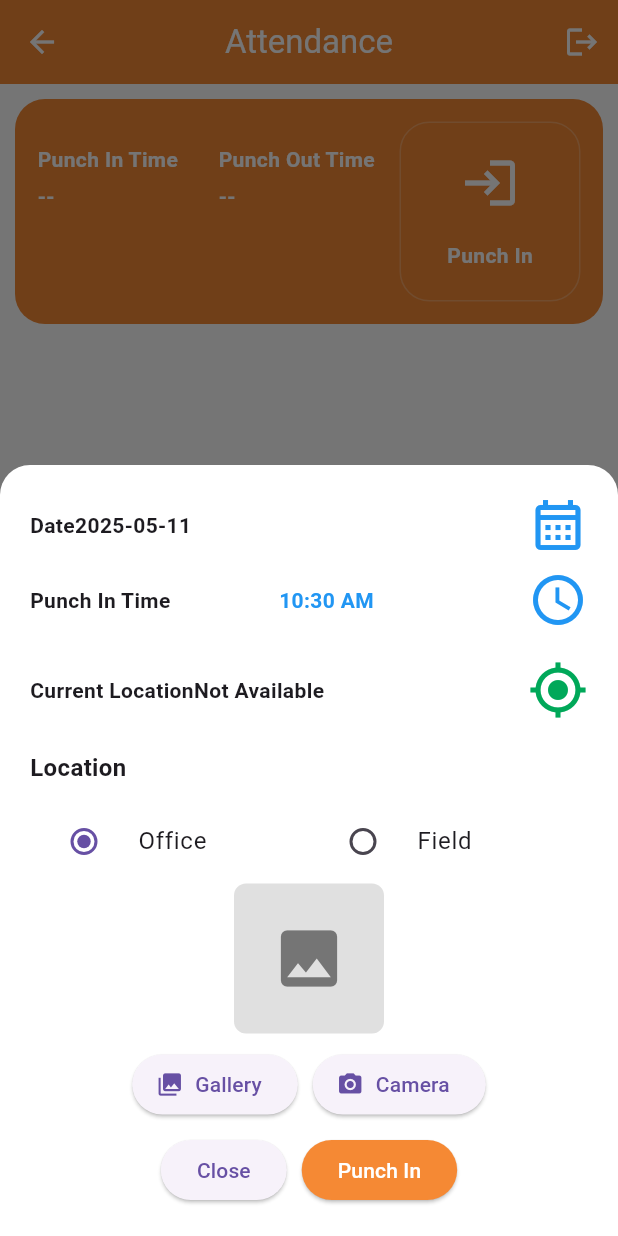
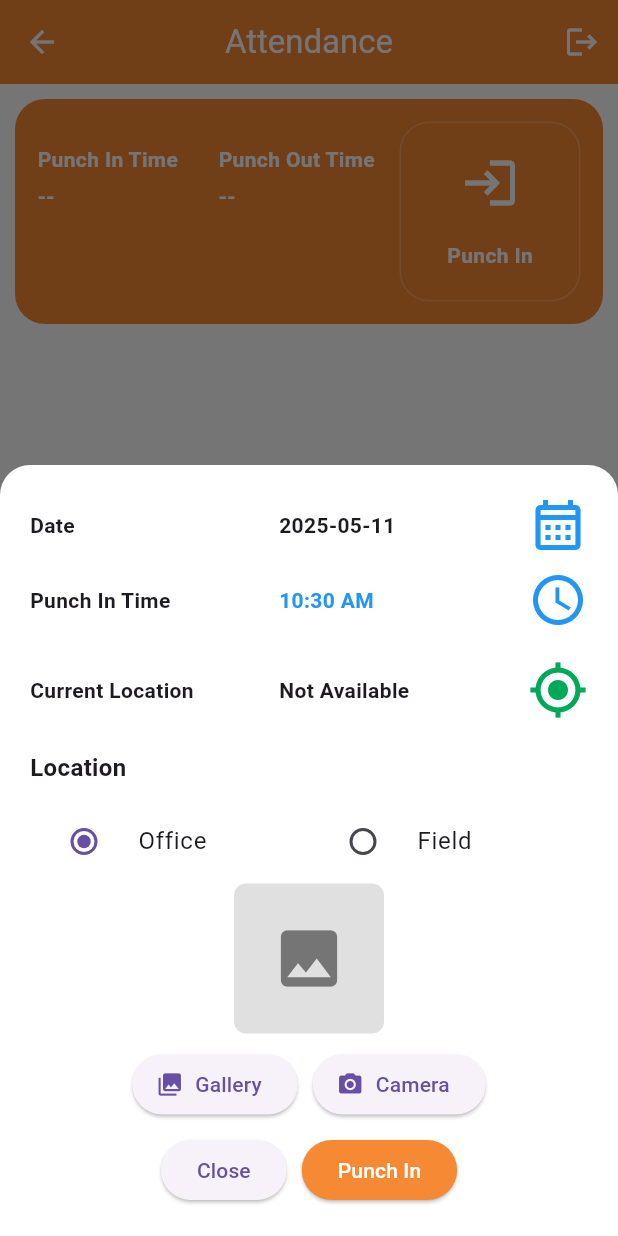
Before and after one commit to adityaraj61522/BJUP_Mobile_app_current, a Flutter app: the AttendenceListView screen opened by its route, after a tap on "Punch In", on a phone screen of 412 x 824 dp. Run offline on Flutter 3.47's test engine with Material 3 defaults, Android fonts, the phone set to English and light mode, and no system bars; our stand-ins replace date_field, dio, file_picker, flutter_image_compress, geocoding, geolocator and 6 more; accounts and stored records are empty.

Commit message:
Bottom sheet closure fixed

```diff
--- a/lib/attendence_list_page/attendence_list_controller.dart
+++ b/lib/attendence_list_page/attendence_list_controller.dart
@@ -45,6 +45,7 @@ class AttendenceListController extends GetxController {
   final attendanceCardList = <Widget>[].obs;
 
   final ApiService apiService = ApiService();
+  final isImageCaptured = false.obs;
 
   @override
   void onInit() async {
@@ -249,7 +250,10 @@ class AttendenceListController extends GetxController {
     if (capturedImage.value == null) {
       Get.snackbar("Error", "capture_image".tr,
           backgroundColor: AppColors.red, colorText: AppColors.white);
+      isImageCaptured.value = true;
       return;
+    } else {
+      isImageCaptured.value = false;
     }
 
     isMarkingAttendance.value = true;
@@ -350,8 +354,6 @@ class AttendenceListController extends GetxController {
 
         // Reset time and date selectors to current time
         resetDateTimeSelectors();
-
-        Navigator.pop(context);
       }
     } catch (e) {
       Get.snackbar("Error", "failed_mark_attendance".tr);
--- a/lib/attendence_list_page/attendence_list_view.dart
+++ b/lib/attendence_list_page/attendence_list_view.dart
@@ -183,6 +183,22 @@ class AttendenceListView extends StatelessWidget {
               const SizedBox(height: 20),
               _buildLocationRadioButtons(),
               const Center(child: ImagePickerWidget()),
+              Obx(() {
+                if (controller.isImageCaptured.value) {
+                  return Center(
+                    child: Text(
+                      "capture_image".tr,
+                      style: const TextStyle(
+                        fontSize: 16,
+                        fontWeight: FontWeight.bold,
+                        color: AppColors.red,
+                      ),
+                    ),
+                  );
+                } else {
+                  return const SizedBox.shrink();
+                }
+              }),
               const SizedBox(height: 9),
               _buildBottomSheetButtons(context),
             ],
@@ -200,9 +216,11 @@ class AttendenceListView extends StatelessWidget {
   Widget _buildDatePickerRow(BuildContext context) {
     return Row(
       children: [
-        Text(
-          'date'.tr,
-          style: TextStyle(fontWeight: FontWeight.w700),
+        Expanded(
+          child: Text(
+            'date'.tr,
+            style: TextStyle(fontWeight: FontWeight.w700),
+          ),
         ),
         Expanded(
           child: Obx(() => Text(
@@ -253,8 +271,10 @@ class AttendenceListView extends StatelessWidget {
   Widget _buildLocationPickerRow() {
     return Row(
       children: [
-        Text('current_location'.tr,
-            style: TextStyle(fontWeight: FontWeight.w700)),
+        Expanded(
+          child: Text('current_location'.tr,
+              style: TextStyle(fontWeight: FontWeight.w700)),
+        ),
         Expanded(
           child: Obx(() => Text(
                 controller.currentLocation.value,
```
